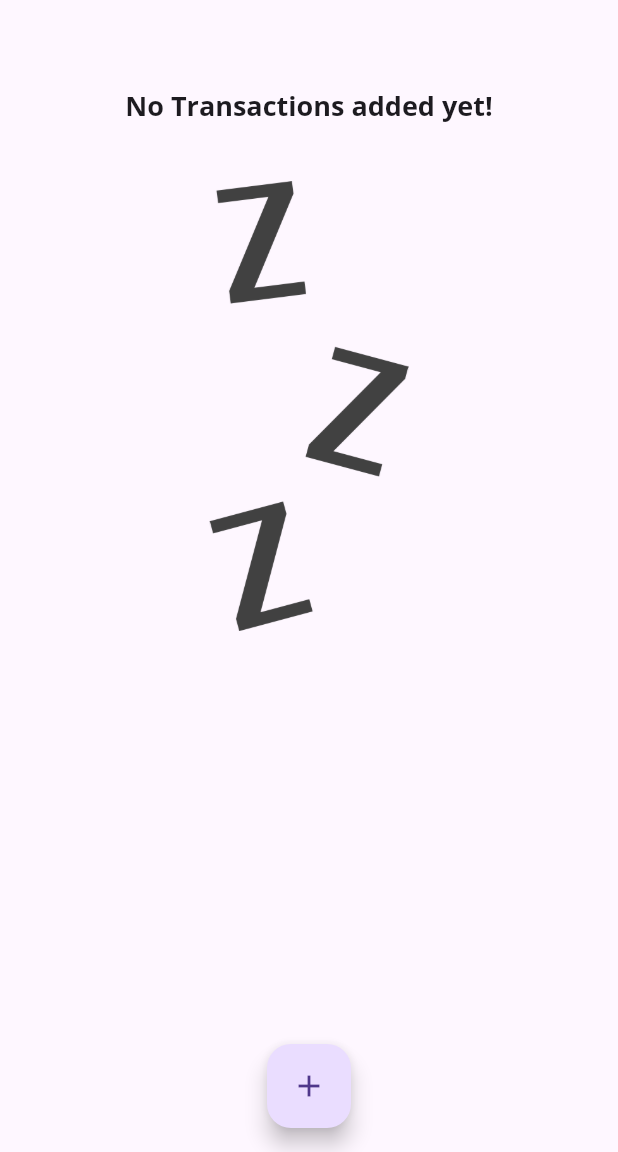
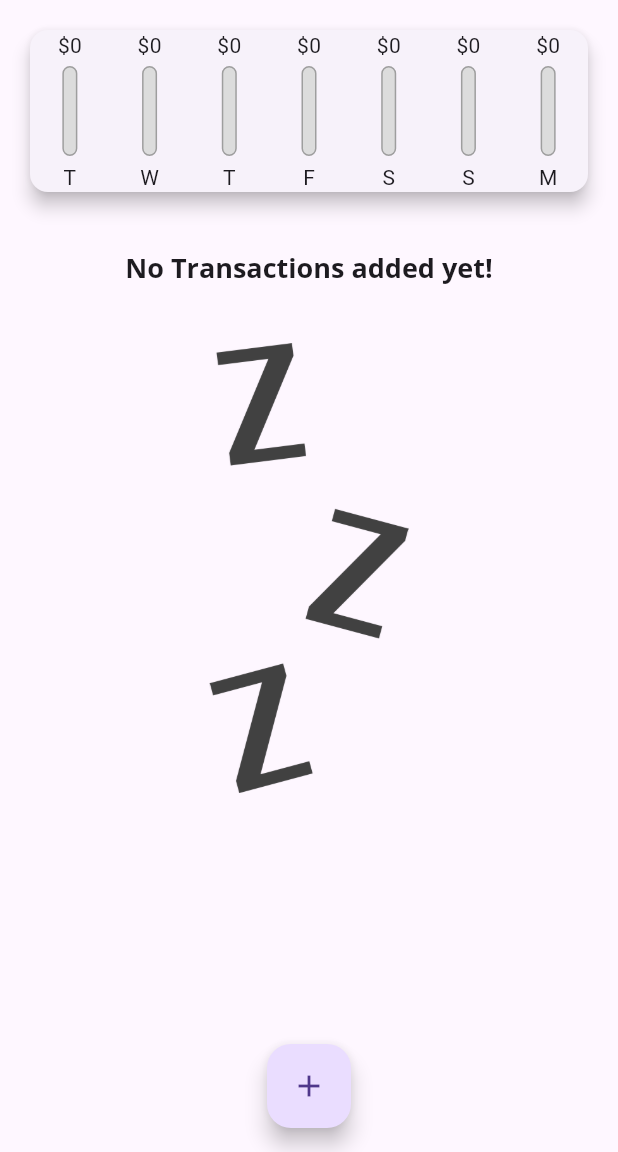
Before and after one commit to asadullah43/personal-expense-tracker, a Flutter app: the screen it shows after launch, on a phone screen of 412 x 824 dp, the part 84-1236 px from its top. Run offline on Flutter 3.47's test engine with Material 3 defaults, Android fonts, the phone set to English and light mode, and no system bars.

Commit message:
added logic for chart date and sums of amount

```diff
--- a/lib/widgets/chart.dart
+++ b/lib/widgets/chart.dart
@@ -1,4 +1,5 @@
 import 'package:expense_tracker/models/transaction.dart';
+import 'package:expense_tracker/widgets/chart_bar.dart';
 import 'package:flutter/material.dart';
 import 'package:intl/intl.dart';
 
@@ -20,18 +21,32 @@ class Chart extends StatelessWidget {
           totalSum += recentTransaction[i].amount;
         }
       }
-      return {'day': DateFormat.E().format(weekDay), 'amount': totalSum};
+      return {
+        'day': DateFormat.E().format(weekDay).substring(0, 1),
+        'amount': totalSum
+      };
+    }).reversed.toList();
+  }
+
+  double get totalSpending {
+    return groupedTransactionValues.fold(0.0, (sum, item) {
+      return sum + (item['amount'] as double);
     });
   }
 
   @override
   Widget build(BuildContext context) {
-    print(groupedTransactionValues);
-    return const Card(
+    return Card(
       elevation: 5,
-      margin: EdgeInsets.all(20),
+      margin: const EdgeInsets.all(20),
       child: Row(
-        children: [],
+        mainAxisAlignment: MainAxisAlignment.spaceAround ,
+        children: groupedTransactionValues.map((data) {
+          return ChartBar(
+              label: (data['day'] as String),
+              spendingAmount: (data['amount'] as double),
+              spendingPctOfTotal: totalSpending==0? 0.0 : (data['amount'] as double) / totalSpending);
+        }).toList(),
       ),
     );
   }
--- /dev/null
+++ b/lib/widgets/chart_bar.dart
@@ -0,0 +1,52 @@
+import 'package:flutter/material.dart';
+
+class ChartBar extends StatelessWidget {
+  final String label;
+  final double spendingAmount;
+  final double spendingPctOfTotal;
+  const ChartBar(
+      {super.key,
+      required this.label,
+      required this.spendingAmount,
+      required this.spendingPctOfTotal});
+
+  @override
+  Widget build(BuildContext context) {
+    return Column(
+      children: [
+        Text('\$${spendingAmount.toStringAsFixed(0)}'),
+        const SizedBox(
+          height: 4,
+        ),
+        SizedBox(
+          height: 60,
+          width: 10,
+          child: Stack(
+            children: [
+              Container(
+                decoration: BoxDecoration(
+                  border: Border.all(color: Colors.grey, width: 1.0),
+                  color: const Color.fromRGBO(220, 220, 220, 1),
+                  borderRadius: BorderRadius.circular(10),
+                ),
+              ),
+              FractionallySizedBox(
+                heightFactor: spendingPctOfTotal.clamp(0.0, 1.0),
+                child: Container(
+                  decoration: BoxDecoration(
+                    color: Theme.of(context).primaryColor,
+                    borderRadius: BorderRadius.circular(10),
+                  ),
+                ),
+              )
+            ],
+          ),
+        ),
+        const SizedBox(
+          height: 4,
+        ),
+        Text(label),
+      ],
+    );
+  }
+}
```
